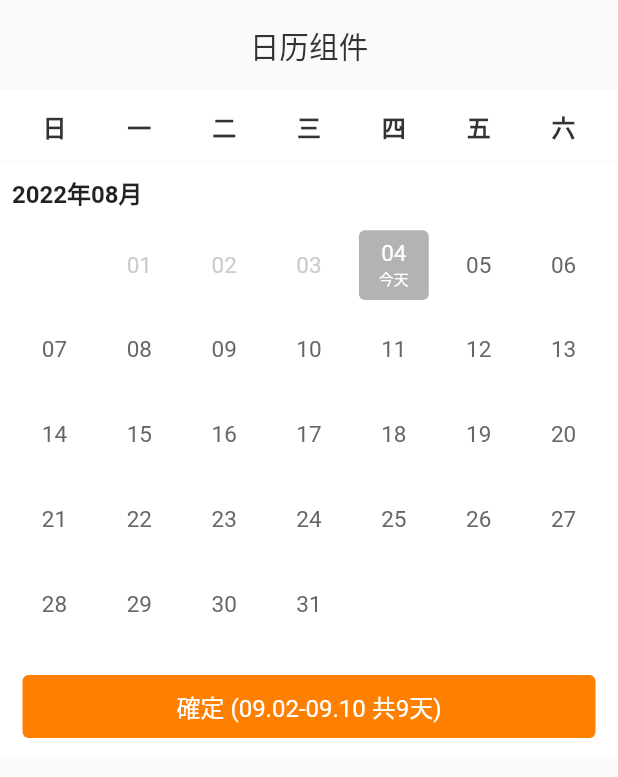
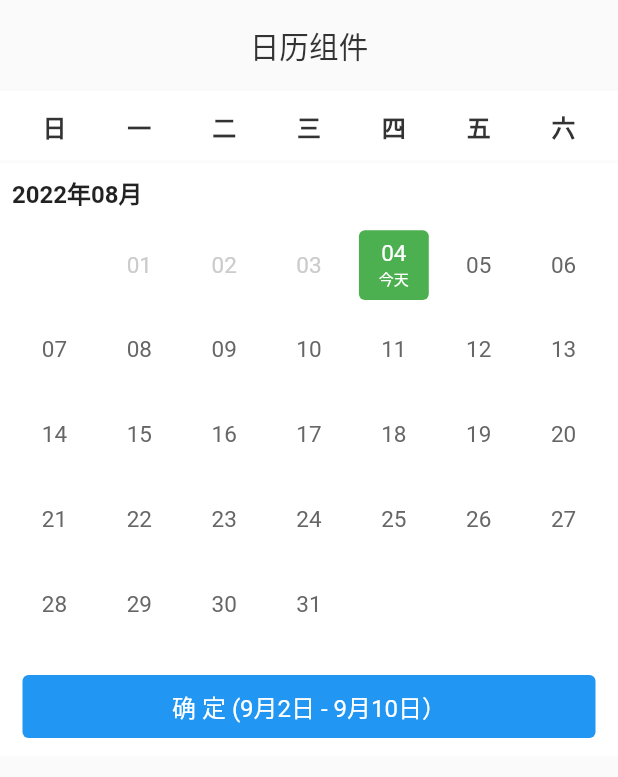
Before and after one commit to zeqinjie/tw_calendar, a Flutter app: the TWCalendarView widget shown alone on an empty page, opened directly, on a phone screen of 412 x 824 dp. Shown: the top 777 px of the screen. Run offline on Flutter 3.47's test engine with Material 2 defaults, Android fonts, the phone set to English and light mode, and no system bars; our stand-ins replace flutter_screenutil.

Commit message:
<update>:  日历确认按钮标题设置 version: 0.1.2

```diff
--- a/example/lib/main.dart
+++ b/example/lib/main.dart
@@ -1,7 +1,7 @@
 /*
  * @Author: zhengzeqin
  * @Date: 2022-07-24 16:01:25
- * @LastEditTime: 2022-08-04 15:50:32
+ * @LastEditTime: 2022-08-04 18:24:34
  * @Description: 日历组件
  */
 
@@ -108,6 +108,9 @@ class _TWCalendarViewState extends State<TWCalendarView> {
       selectedStartDate: DateTime(2022, 9, 2),
       selectedEndDate: DateTime(2022, 9, 10),
       monthBodyHeight: 300.w,
+      ensureViewSelectedColor: Colors.blue,
+      dayNumberSelectedColor: Colors.orange,
+      dayNumberTodayColor: Colors.green,
       seletedMode: TWCalendarListSeletedMode.singleSerial,
       headerView: Container(
         alignment: Alignment.center,
@@ -123,6 +126,11 @@ class _TWCalendarViewState extends State<TWCalendarView> {
       onSelectDayRang: ((seletedDate, seletedDays) {
         print('seletedDate : $seletedDate, seletedDays : $seletedDays');
       }),
+      onSelectDayTitle: (selectStartTime, selectEndTime, seletedDays) {
+        print(
+            'selectStartTime : $selectStartTime, selectEndTime : $selectEndTime, seletedDays : $seletedDays');
+        return "确 定 (${selectStartTime?.month}月${selectStartTime?.day}日 - ${selectEndTime?.month}月${selectEndTime?.day}日）";
+      },
       onSelectFinish: (selectStartTime, selectEndTime) {
         print(
             'selectStartTime : $selectStartTime, selectEndTime : $selectEndTime');
--- a/lib/tw_calendar_list.dart
+++ b/lib/tw_calendar_list.dart
@@ -1,7 +1,7 @@
 /*
  * @Author: zhengzeqin
  * @Date: 2022-07-20 22:10:08
- * @LastEditTime: 2022-08-04 15:51:00
+ * @LastEditTime: 2022-08-04 18:24:14
  * @Description: 日历组件
  */
 library calendar_list;
@@ -63,11 +63,22 @@ class TWCalendarList extends StatefulWidget {
   /// 确认未按钮选中颜色
   final Color? ensureViewUnSelectedColor;
 
+  /// 今天的日期的背景颜色
+  final Color? dayNumberTodayColor;
+
+  /// 选中日期背景颜色
+  final Color? dayNumberSelectedColor;
+
   /// 确认按钮字体大小
   final double? ensureTitleFontSize;
 
   /// 点击回调
   final void Function(DateTime seletedDate, int seletedDays)? onSelectDayRang;
+
+  /// 选择 title 回调
+  final String Function(
+          DateTime? selectStartTime, DateTime? selectEndTime, int seletedDays)?
+      onSelectDayTitle;
 
   TWCalendarList({
     Key? key,
@@ -84,9 +95,12 @@ class TWCalendarList extends StatefulWidget {
     this.ensureTitleFontSize,
     this.ensureViewPadding,
     this.onSelectDayRang,
+    this.onSelectDayTitle,
     this.ensureViewSelectedColor = TWColors.twFF8000,
     this.ensureViewUnSelectedColor = TWColors.twB3B3B3,
     this.seletedMode = TWCalendarListSeletedMode.defaltSerial,
+    this.dayNumberTodayColor,
+    this.dayNumberSelectedColor,
   })  : assert(!firstDate.isAfter(lastDate),
             'lastDate must be on or after firstDate'),
         super(key: key);
@@ -269,7 +283,8 @@ class _TWCalendarListState extends State<TWCalendarList> {
       lastDate: widget.lastDate,
       selectStartDateTime: selectStartTime,
       selectEndDateTime: selectEndTime,
-      todayColor: TWColors.twB3B3B3,
+      todayColor: widget.dayNumberTodayColor,
+      selectedColor: widget.dayNumberSelectedColor,
       onSelectDayRang: (dateTime) => _onSelectDayChanged(dateTime),
     );
   }
@@ -295,12 +310,17 @@ class _TWCalendarListState extends State<TWCalendarList> {
         TWCalendarTool.getSelectedDays(selectStartTime, selectEndTime);
   }
 
+  /// 获取确认按钮 title
   String _getEnsureTitle() {
     String btnTitle = '確   定';
     final selectedDaysTitle =
         TWCalendarTool.getSelectedDaysTitle(selectStartTime, selectEndTime);
     if (seletedDays != 0) {
       btnTitle = '確定 ($selectedDaysTitle 共$seletedDays天)';
+    }
+    if (widget.onSelectDayTitle != null) {
+      return widget.onSelectDayTitle!(
+          selectStartTime, selectEndTime, seletedDays);
     }
     return btnTitle;
   }
--- a/lib/tw_day_number.dart
+++ b/lib/tw_day_number.dart
@@ -1,7 +1,7 @@
 /*
  * @Author: zhengzeqin
  * @Date: 2022-07-20 14:41:08
- * @LastEditTime: 2022-08-04 16:51:36
+ * @LastEditTime: 2022-08-04 18:24:07
  * @Description: 天数
  */
 import 'package:flutter/material.dart';
@@ -10,19 +10,6 @@ import 'utils/tw_calendart_tool.dart';
 import 'utils/tw_colors.dart';
 
 class TWDayNumber extends StatefulWidget {
-  const TWDayNumber({
-    Key? key,
-    required this.size,
-    required this.day,
-    required this.isDefaultSelected,
-    this.isToday = false,
-    this.canSelected = true,
-    this.todayColor,
-    this.itemMargin,
-    this.fontSize,
-    this.todayFontSize,
-  }) : super(key: key);
-
   final int day;
   final bool isToday;
   final Color? todayColor;
@@ -32,6 +19,22 @@ class TWDayNumber extends StatefulWidget {
   final double? itemMargin;
   final double? fontSize;
   final double? todayFontSize;
+  final Color? selectedColor;
+
+  const TWDayNumber({
+    Key? key,
+    required this.size,
+    required this.day,
+    required this.isDefaultSelected,
+    this.isToday = false,
+    this.canSelected = true,
+    this.selectedColor,
+    this.todayColor,
+    this.itemMargin,
+    this.fontSize,
+    this.todayFontSize,
+  }) : super(key: key);
+
   @override
   _TWDayNumberState createState() => _TWDayNumberState();
 }
@@ -48,12 +51,12 @@ class _TWDayNumberState extends State<TWDayNumber> {
       alignment: Alignment.center,
       decoration: (isSelected && widget.day > 0)
           ? BoxDecoration(
-              color: TWColors.twFF8000,
+              color: widget.selectedColor ?? TWColors.twFF8000,
               borderRadius: BorderRadius.circular(4),
             )
           : (widget.isToday && widget.day > 0)
               ? BoxDecoration(
-                  color: widget.todayColor,
+                  color: widget.todayColor ?? TWColors.twB3B3B3,
                   borderRadius: BorderRadius.circular(4),
                 )
               : null,
--- a/lib/tw_month_view.dart
+++ b/lib/tw_month_view.dart
@@ -1,7 +1,7 @@
 /*
  * @Author: zhengzeqin
  * @Date: 2022-07-21 17:26:09
- * @LastEditTime: 2022-07-24 21:50:48
+ * @LastEditTime: 2022-08-04 18:16:45
  * @Description: 月视图
  */
 
@@ -14,6 +14,16 @@ import 'utils/tw_calendart_tool.dart';
 class TWMonthViewConfigure {}
 
 class TWMonthView extends StatefulWidget {
+  final BuildContext context;
+  final int year;
+  final int month;
+  final double padding;
+  final Color? todayColor;
+  final Color? selectedColor;
+  final List<String>? monthNames;
+  final DateTime? selectStartDateTime;
+  final DateTime? selectEndDateTime;
+
   const TWMonthView({
     Key? key,
     required this.context,
@@ -27,18 +37,8 @@ class TWMonthView extends StatefulWidget {
     required this.lastDate,
     this.todayColor,
     this.monthNames,
+    this.selectedColor,
   }) : super(key: key);
-
-  final BuildContext context;
-  final int year;
-  final int month;
-  final double padding;
-  final Color? todayColor;
-  final List<String>? monthNames;
-  final DateTime? selectStartDateTime;
-  final DateTime? selectEndDateTime;
-
-  // final EdgeInsetsGeometry? margin;
 
   /// 开始的年月份
   final DateTime firstDate;
@@ -108,6 +108,7 @@ class _TWMonthViewState extends State<TWMonthView> {
           size: widget.itemWidth,
           day: day,
           isToday: isToday,
+          selectedColor: widget.selectedColor,
           isDefaultSelected: isDefaultSelected,
           todayColor: widget.todayColor,
           canSelected: canSelected,
--- a/pubspec.yaml
+++ b/pubspec.yaml
@@ -1,6 +1,6 @@
 name: tw_calendar
 description: A simple Calendar
-version: 0.1.1
+version: 0.1.2
 homepage: https://github.com/zeqinjie/tw_calendar
 
 environment:
```
Also changed, not shown: 2 other files.
